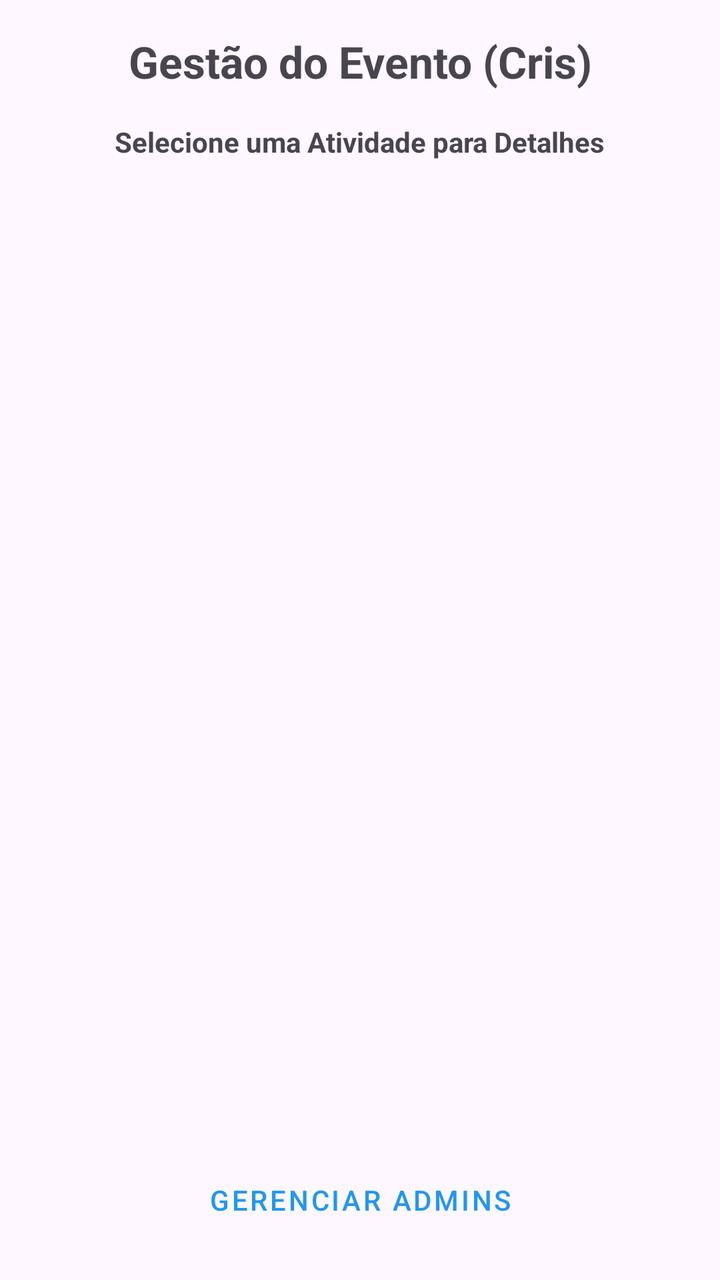
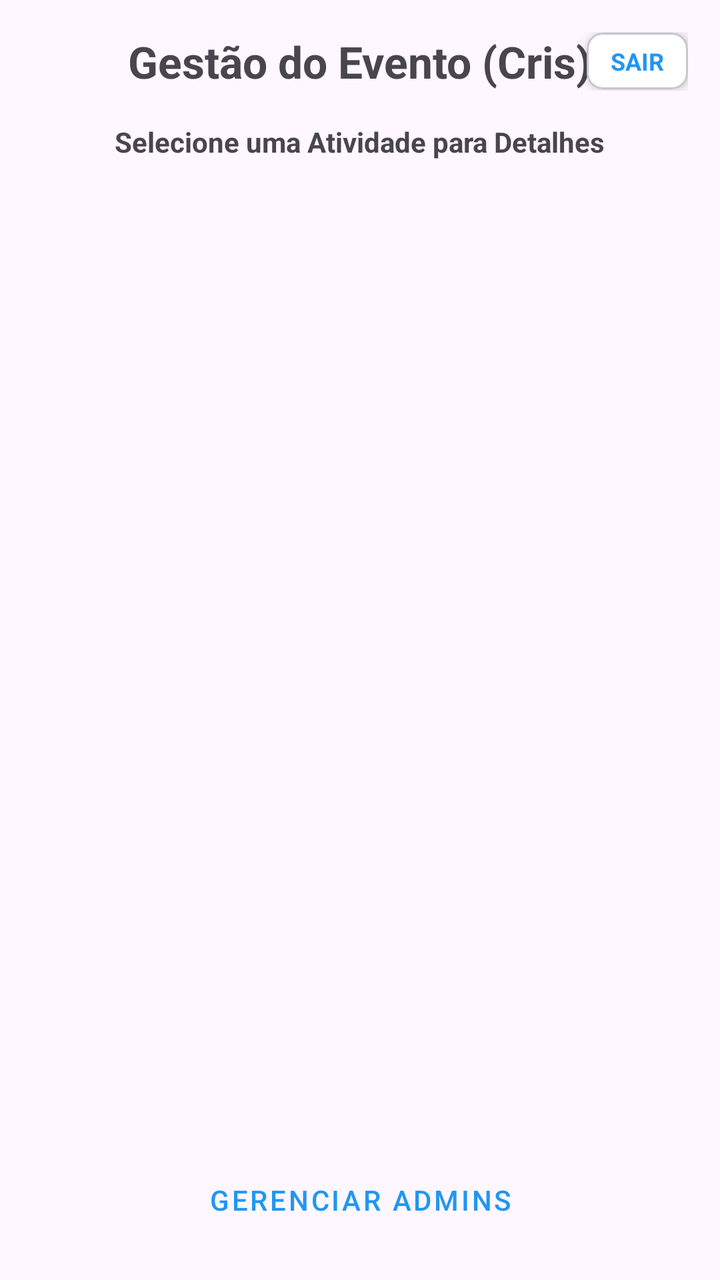

The first picture is an Android layout as it rendered before a commit; the second is the same layout after the commit. The layout source and the unified diff follow.
<!-- AndroidManifest.xml: application theme Theme.EcossistemaMobileWeekTech -->
<!-- res/layout/fragment_admin_dashboard.xml -->
<?xml version="1.0" encoding="utf-8"?>
<LinearLayout xmlns:android="http://schemas.android.com/apk/res/android"
    xmlns:app="http://schemas.android.com/apk/res-auto"
    android:layout_width="match_parent"
    android:layout_height="match_parent"
    android:orientation="vertical"
    android:padding="16dp">

    <TextView
        android:layout_width="match_parent"
        android:layout_height="wrap_content"
        android:text="Gestão do Evento (Cris)"
        android:textSize="22sp"
        android:textStyle="bold"
        android:layout_marginBottom="16dp"
        android:gravity="center"/>

    <TextView
        android:layout_width="wrap_content"
        android:layout_height="wrap_content"
        android:text="Selecione uma Atividade para Detalhes"
        android:textStyle="bold"
        android:layout_gravity="center"
        android:layout_marginBottom="16dp"/>

    <androidx.recyclerview.widget.RecyclerView
        android:id="@+id/recyclerViewActivities"
        android:layout_width="match_parent"
        android:layout_height="0dp"
        android:layout_weight="1"
        android:clipToPadding="false"
        android:paddingBottom="16dp"/>

    <Button
        android:id="@+id/btnAddAdmin"
        style="@style/Widget.MaterialComponents.Button.TextButton"
        android:layout_width="match_parent"
        android:layout_height="wrap_content"
        android:text="Gerenciar Admins" />

</LinearLayout>
<!-- resources referenced by this layout -->
<resources>
  <style name="Theme.EcossistemaMobileWeekTech" parent="Base.Theme.EcossistemaMobileWeekTech" />
  <style name="Base.Theme.EcossistemaMobileWeekTech" parent="Theme.Material3.DayNight.NoActionBar">
          
          <item name="colorPrimary">@color/primary</item>
          <item name="colorPrimaryVariant">@color/primary_dark</item>
          <item name="colorOnPrimary">@color/white</item>
          
          <item name="colorSecondary">@color/primary</item>
          <item name="colorSecondaryVariant">@color/primary_dark</item>
          <item name="colorOnSecondary">@color/white</item>
          
          <item name="android:statusBarColor">@color/primary_dark</item>
      </style>
  <color name="primary">#2196F3</color>
  <color name="primary_dark">#1976D2</color>
  <color name="white">#FFFFFFFF</color>
</resources>

<!-- the commit's change to res/layout/fragment_admin_dashboard.xml (unified diff, before → after) -->
@@ -6,14 +6,42 @@
     android:orientation="vertical"
     android:padding="16dp">
 
-    <TextView
+    <RelativeLayout
         android:layout_width="match_parent"
         android:layout_height="wrap_content"
-        android:text="Gestão do Evento (Cris)"
-        android:textSize="22sp"
-        android:textStyle="bold"
-        android:layout_marginBottom="16dp"
-        android:gravity="center"/>
+        android:layout_marginBottom="16dp">
+
+        <TextView
+            android:layout_width="wrap_content"
+            android:layout_height="wrap_content"
+            android:layout_centerInParent="true"
+            android:text="Gestão do Evento (Cris)"
+            android:textSize="22sp"
+            android:textStyle="bold" />
+
+        <com.google.android.material.card.MaterialCardView
+            android:id="@+id/btnAdminLogout"
+            android:layout_width="wrap_content"
+            android:layout_height="wrap_content"
+            android:layout_alignParentEnd="true"
+            android:layout_centerVertical="true"
+            app:cardCornerRadius="8dp"
+            app:cardElevation="4dp"
+            app:cardBackgroundColor="@color/white"
+            android:clickable="true"
+            android:focusable="true">
+
+            <TextView
+                android:layout_width="wrap_content"
+                android:layout_height="wrap_content"
+                android:paddingHorizontal="12dp"
+                android:paddingVertical="6dp"
+                android:text="SAIR"
+                android:textColor="@color/primary"
+                android:textSize="12sp"
+                android:textStyle="bold" />
+        </com.google.android.material.card.MaterialCardView>
+    </RelativeLayout>
 
     <TextView
         android:layout_width="wrap_content"
<!-- resource entries referenced after the edit -->
@@ -1,5 +1,7 @@
 <!-- resources referenced by this layout -->
 <resources>
+  <color name="primary">#2196F3</color>
+  <color name="white">#FFFFFFFF</color>
   <style name="Theme.EcossistemaMobileWeekTech" parent="Base.Theme.EcossistemaMobileWeekTech" />
   <style name="Base.Theme.EcossistemaMobileWeekTech" parent="Theme.Material3.DayNight.NoActionBar">
           
@@ -13,8 +15,6 @@
           
           <item name="android:statusBarColor">@color/primary_dark</item>
       </style>
-  <color name="primary">#2196F3</color>
   <color name="primary_dark">#1976D2</color>
-  <color name="white">#FFFFFFFF</color>
 </resources>
 
